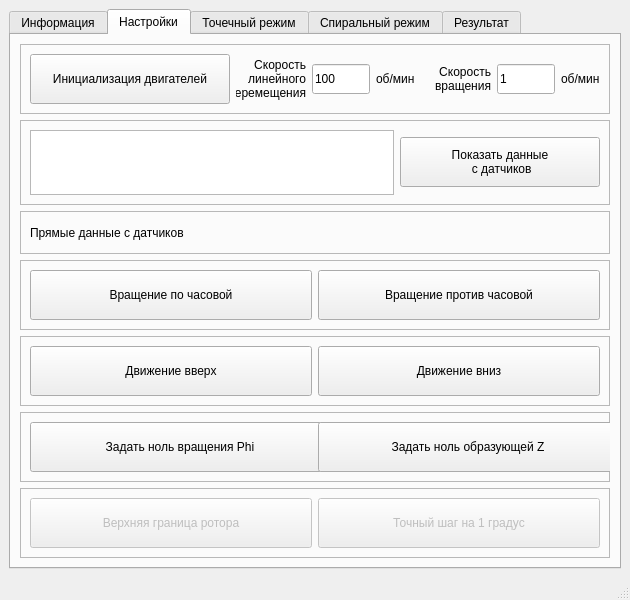
Before: the Qt Designer form rotor_ui_v2.3.ui in BuslaySt/Rotor, drawn with Qt 5.
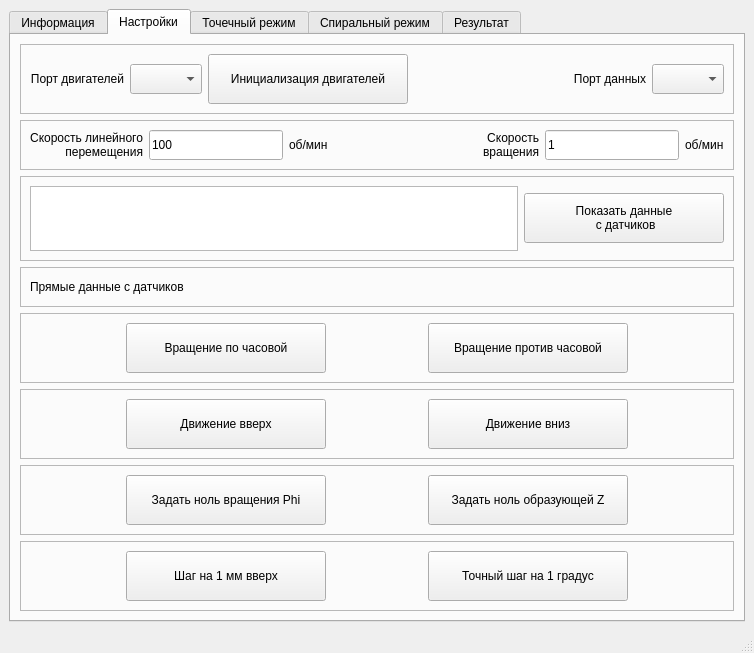
After: the same form once the commit is applied. The open tabs and pages were chosen to show the change. Icons and pictures are not drawn.

The edit to the form file:
```diff
--- a/rotor_ui_v2.3.ui
+++ b/rotor_ui_v2.3.ui
@@ -6,8 +6,8 @@
    <rect>
     <x>0</x>
     <y>0</y>
-    <width>630</width>
-    <height>600</height>
+    <width>754</width>
+    <height>653</height>
    </rect>
   </property>
   <property name="minimumSize">
@@ -340,14 +340,34 @@
        </attribute>
        <layout class="QVBoxLayout" name="verticalLayout_2">
         <item>
-         <widget class="QFrame" name="tab2_frame1">
+         <widget class="QFrame" name="tab2_frame0">
           <property name="frameShape">
            <enum>QFrame::StyledPanel</enum>
           </property>
           <property name="frameShadow">
            <enum>QFrame::Raised</enum>
           </property>
-          <layout class="QHBoxLayout" name="horizontalLayout_10">
+          <layout class="QHBoxLayout" name="horizontalLayout_17">
+           <item>
+            <widget class="QLabel" name="lbl_PortMotor">
+             <property name="text">
+              <string>Порт двигателей</string>
+             </property>
+             <property name="alignment">
+              <set>Qt::AlignRight|Qt::AlignTrailing|Qt::AlignVCenter</set>
+             </property>
+            </widget>
+           </item>
+           <item>
+            <widget class="QComboBox" name="cBox_PortMotor">
+             <property name="minimumSize">
+              <size>
+               <width>70</width>
+               <height>30</height>
+              </size>
+             </property>
+            </widget>
+           </item>
            <item>
             <widget class="QPushButton" name="pBtn_Init">
              <property name="minimumSize">
@@ -367,7 +387,7 @@
             </widget>
            </item>
            <item>
-            <spacer name="tab2_fr3_hSpacer">
+            <spacer name="horizontalSpacer_2">
              <property name="orientation">
               <enum>Qt::Horizontal</enum>
              </property>
@@ -379,6 +399,38 @@
              </property>
             </spacer>
            </item>
+           <item>
+            <widget class="QLabel" name="lbl_PortData">
+             <property name="text">
+              <string>Порт данных</string>
+             </property>
+             <property name="alignment">
+              <set>Qt::AlignRight|Qt::AlignTrailing|Qt::AlignVCenter</set>
+             </property>
+            </widget>
+           </item>
+           <item>
+            <widget class="QComboBox" name="cBox_PortData">
+             <property name="minimumSize">
+              <size>
+               <width>70</width>
+               <height>30</height>
+              </size>
+             </property>
+            </widget>
+           </item>
+          </layout>
+         </widget>
+        </item>
+        <item>
+         <widget class="QFrame" name="tab2_frame1">
+          <property name="frameShape">
+           <enum>QFrame::StyledPanel</enum>
+          </property>
+          <property name="frameShadow">
+           <enum>QFrame::Raised</enum>
+          </property>
+          <layout class="QHBoxLayout" name="horizontalLayout_10">
            <item>
             <widget class="QLabel" name="tab2_fr3_lbl1_LinearSpeed">
              <property name="minimumSize">
@@ -388,8 +440,7 @@
               </size>
              </property>
              <property name="text">
-              <string>Скорость
-линейного
+              <string>Скорость линейного
 перемещения</string>
              </property>
              <property name="alignment">
@@ -417,6 +468,19 @@
              </property>
             </widget>
            </item>
+           <item>
+            <spacer name="horizontalSpacer">
+             <property name="orientation">
+              <enum>Qt::Horizontal</enum>
+             </property>
+             <property name="sizeHint" stdset="0">
+              <size>
+               <width>40</width>
+               <height>20</height>
+              </size>
+             </property>
+            </spacer>
+           </item>
            <item>
             <widget class="QLabel" name="tab2_fr3_lbl3_RotorSpeed">
              <property name="minimumSize">
@@ -519,7 +583,7 @@
           <property name="frameShadow">
            <enum>QFrame::Raised</enum>
           </property>
-          <layout class="QVBoxLayout" name="verticalLayout_3">
+          <layout class="QHBoxLayout" name="horizontalLayout_16">
            <item>
             <widget class="QLabel" name="lbl_Data">
              <property name="text">
@@ -539,11 +603,24 @@
            <enum>QFrame::Raised</enum>
           </property>
           <layout class="QHBoxLayout" name="horizontalLayout_8">
+           <item>
+            <spacer name="horizontalSpacer_3">
+             <property name="orientation">
+              <enum>Qt::Horizontal</enum>
+             </property>
+             <property name="sizeHint" stdset="0">
+              <size>
+               <width>40</width>
+               <height>20</height>
+              </size>
+             </property>
+            </spacer>
+           </item>
            <item>
             <widget class="QPushButton" name="pBtn_RotateCW">
              <property name="minimumSize">
               <size>
-               <width>0</width>
+               <width>200</width>
                <height>50</height>
               </size>
              </property>
@@ -556,11 +633,24 @@
              </property>
             </widget>
            </item>
+           <item>
+            <spacer name="horizontalSpacer_4">
+             <property name="orientation">
+              <enum>Qt::Horizontal</enum>
+             </property>
+             <property name="sizeHint" stdset="0">
+              <size>
+               <width>40</width>
+               <height>20</height>
+              </size>
+             </property>
+            </spacer>
+           </item>
            <item>
             <widget class="QPushButton" name="pBtn_RotateCCW">
              <property name="minimumSize">
               <size>
-               <width>0</width>
+               <width>200</width>
                <height>50</height>
               </size>
              </property>
@@ -573,6 +663,19 @@
              </property>
             </widget>
            </item>
+           <item>
+            <spacer name="horizontalSpacer_5">
+             <property name="orientation">
+              <enum>Qt::Horizontal</enum>
+             </property>
+             <property name="sizeHint" stdset="0">
+              <size>
+               <width>40</width>
+               <height>20</height>
+              </size>
+             </property>
+            </spacer>
+           </item>
           </layout>
          </widget>
         </item>
@@ -597,11 +700,24 @@
            <enum>QFrame::Raised</enum>
           </property>
           <layout class="QHBoxLayout" name="horizontalLayout_11">
+           <item>
+            <spacer name="horizontalSpacer_6">
+             <property name="orientation">
+              <enum>Qt::Horizontal</enum>
+             </property>
+             <property name="sizeHint" stdset="0">
+              <size>
+               <width>40</width>
+               <height>20</height>
+              </size>
+             </property>
+            </spacer>
+           </item>
            <item>
             <widget class="QPushButton" name="pBtn_MoveUp">
              <property name="minimumSize">
               <size>
-               <width>0</width>
+               <width>200</width>
                <height>50</height>
               </size>
              </property>
@@ -614,11 +730,24 @@
              </property>
             </widget>
            </item>
+           <item>
+            <spacer name="horizontalSpacer_7">
+             <property name="orientation">
+              <enum>Qt::Horizontal</enum>
+             </property>
+             <property name="sizeHint" stdset="0">
+              <size>
+               <width>40</width>
+               <height>20</height>
+              </size>
+             </property>
+            </spacer>
+           </item>
            <item>
             <widget class="QPushButton" name="pBtn_MoveDown">
              <property name="minimumSize">
               <size>
-               <width>0</width>
+               <width>200</width>
                <height>50</height>
               </size>
              </property>
@@ -631,6 +760,19 @@
              </property>
             </widget>
            </item>
+           <item>
+            <spacer name="horizontalSpacer_8">
+             <property name="orientation">
+              <enum>Qt::Horizontal</enum>
+             </property>
+             <property name="sizeHint" stdset="0">
+              <size>
+               <width>40</width>
+               <height>20</height>
+              </size>
+             </property>
+            </spacer>
+           </item>
           </layout>
          </widget>
         </item>
@@ -655,11 +797,24 @@
            <enum>QFrame::Raised</enum>
           </property>
           <layout class="QHBoxLayout" name="horizontalLayout_14">
+           <item>
+            <spacer name="horizontalSpacer_10">
+             <property name="orientation">
+              <enum>Qt::Horizontal</enum>
+             </property>
+             <property name="sizeHint" stdset="0">
+              <size>
+               <width>40</width>
+               <height>20</height>
+              </size>
+             </property>
+            </spacer>
+           </item>
            <item>
             <widget class="QPushButton" name="pBtn_ZeroPhi">
              <property name="minimumSize">
               <size>
-               <width>300</width>
+               <width>200</width>
                <height>50</height>
               </size>
              </property>
@@ -668,6 +823,19 @@
              </property>
             </widget>
            </item>
+           <item>
+            <spacer name="horizontalSpacer_9">
+             <property name="orientation">
+              <enum>Qt::Horizontal</enum>
+             </property>
+             <property name="sizeHint" stdset="0">
+              <size>
+               <width>87</width>
+               <height>20</height>
+              </size>
+             </property>
+            </spacer>
+           </item>
            <item>
             <widget class="QPushButton" name="pBtn_ZeroZ">
              <property name="enabled">
@@ -675,7 +843,7 @@
              </property>
              <property name="minimumSize">
               <size>
-               <width>300</width>
+               <width>200</width>
                <height>50</height>
               </size>
              </property>
@@ -684,6 +852,19 @@
              </property>
             </widget>
            </item>
+           <item>
+            <spacer name="horizontalSpacer_11">
+             <property name="orientation">
+              <enum>Qt::Horizontal</enum>
+             </property>
+             <property name="sizeHint" stdset="0">
+              <size>
+               <width>40</width>
+               <height>20</height>
+              </size>
+             </property>
+            </spacer>
+           </item>
           </layout>
          </widget>
         </item>
@@ -712,29 +893,55 @@
           </property>
           <layout class="QHBoxLayout" name="horizontalLayout_12">
            <item>
-            <widget class="QPushButton" name="pBtn_UpperLimit">
+            <spacer name="horizontalSpacer_13">
+             <property name="orientation">
+              <enum>Qt::Horizontal</enum>
+             </property>
+             <property name="sizeHint" stdset="0">
+              <size>
+               <width>40</width>
+               <height>20</height>
+              </size>
+             </property>
+            </spacer>
+           </item>
+           <item>
+            <widget class="QPushButton" name="pBtn_Step">
              <property name="enabled">
-              <bool>false</bool>
+              <bool>true</bool>
              </property>
              <property name="minimumSize">
               <size>
-               <width>0</width>
+               <width>200</width>
                <height>50</height>
               </size>
              </property>
              <property name="text">
-              <string>Верхняя граница ротора</string>
+              <string>Шаг на 1 мм вверх</string>
              </property>
             </widget>
            </item>
            <item>
-            <widget class="QPushButton" name="pBtn_LowerLimit">
+            <spacer name="horizontalSpacer_12">
+             <property name="orientation">
+              <enum>Qt::Horizontal</enum>
+             </property>
+             <property name="sizeHint" stdset="0">
+              <size>
+               <width>40</width>
+               <height>20</height>
+              </size>
+             </property>
+            </spacer>
+           </item>
+           <item>
+            <widget class="QPushButton" name="pBtn_Turn">
              <property name="enabled">
-              <bool>false</bool>
+              <bool>true</bool>
              </property>
              <property name="minimumSize">
               <size>
-               <width>0</width>
+               <width>200</width>
                <height>50</height>
               </size>
              </property>
@@ -743,6 +950,19 @@
              </property>
             </widget>
            </item>
+           <item>
+            <spacer name="horizontalSpacer_14">
+             <property name="orientation">
+              <enum>Qt::Horizontal</enum>
+             </property>
+             <property name="sizeHint" stdset="0">
+              <size>
+               <width>40</width>
+               <height>20</height>
+              </size>
+             </property>
+            </spacer>
+           </item>
           </layout>
          </widget>
         </item>
```
